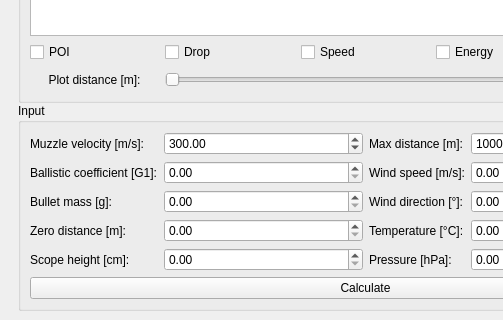
Old version of the form calculatorwindow.ui in the repository zakrent/Ballistic-calculator; both pictures show x 0 to 503 and y 280 to 600 of the 1010 by 600 pixel window.
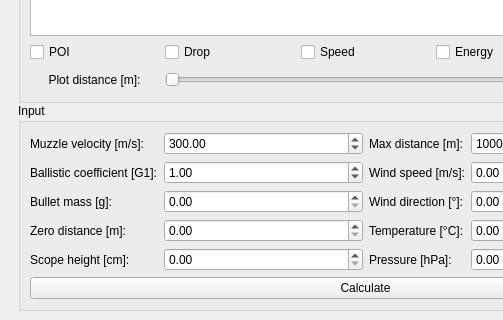
New version of the form. Custom widgets are drawn as their Qt base class.

The edit to the form file:
```diff
--- a/calculatorwindow.ui
+++ b/calculatorwindow.ui
@@ -158,12 +158,18 @@
             </item>
             <item row="1" column="1">
              <widget class="QDoubleSpinBox" name="BC">
+              <property name="minimum">
+               <double>0.010000000000000</double>
+              </property>
               <property name="maximum">
-               <double>1.000000000000000</double>
+               <double>2.000000000000000</double>
               </property>
               <property name="singleStep">
                <double>0.100000000000000</double>
               </property>
+              <property name="value">
+               <double>1.000000000000000</double>
+              </property>
              </widget>
             </item>
             <item row="2" column="1">
```
